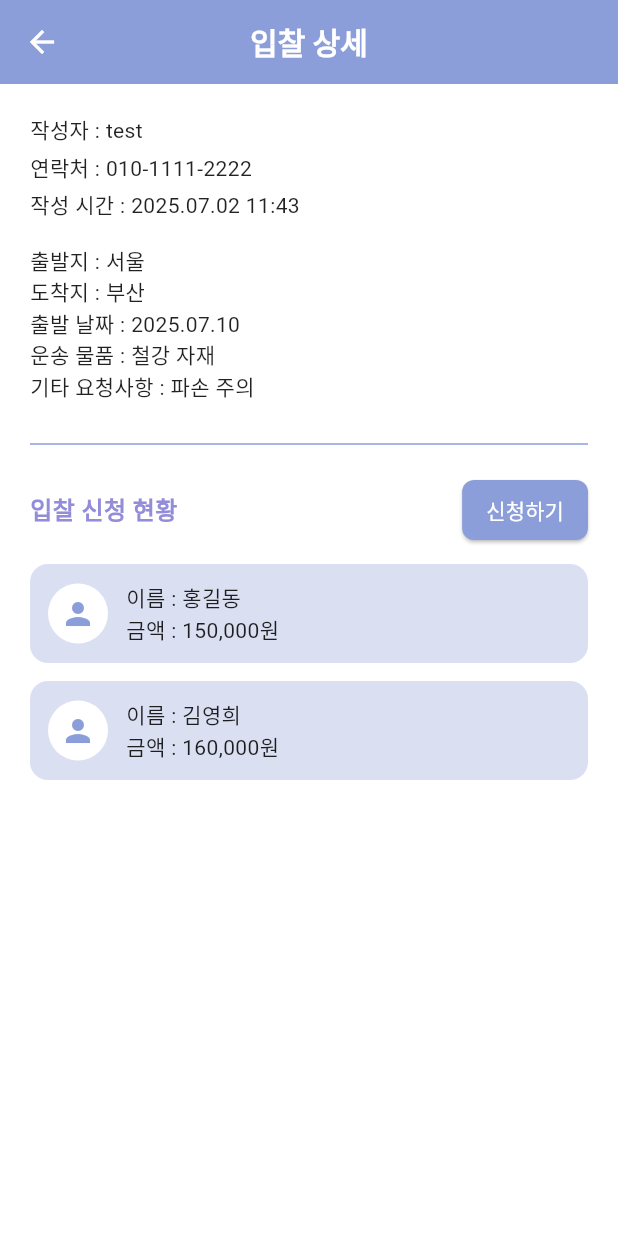
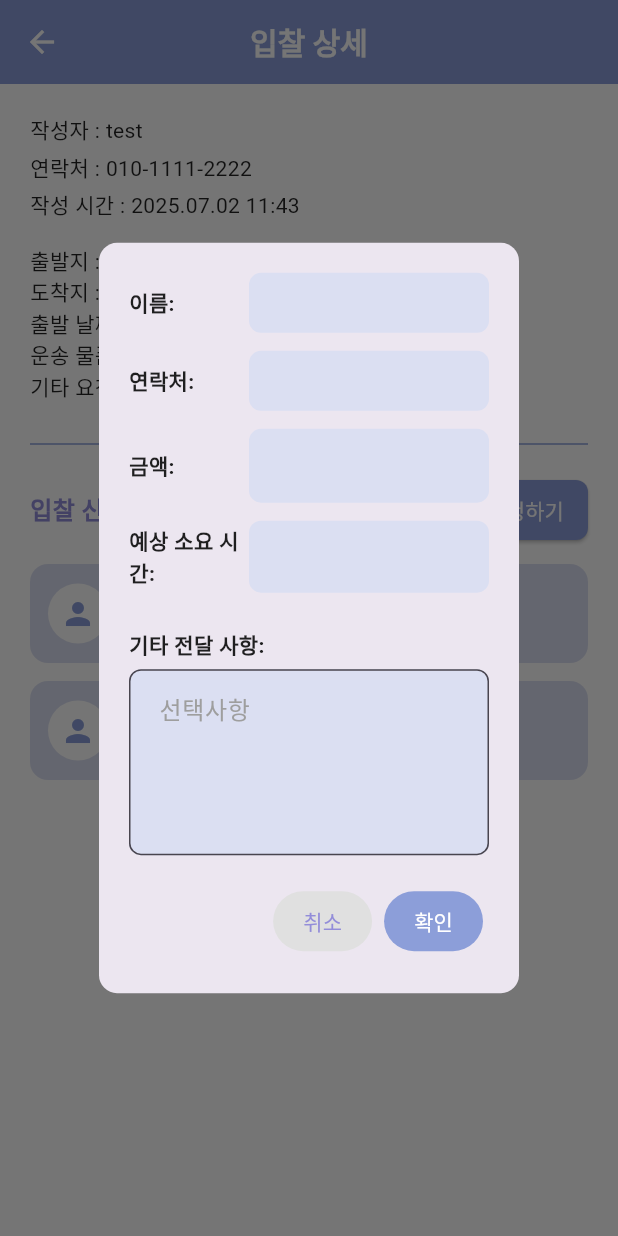
Before and after one commit to shiroHSG/Fastruck, a Flutter app: the CarrierRequestDetailPage screen opened directly, after a tap on "신청하기", on a phone screen of 412 x 824 dp. Run offline on Flutter 3.47's test engine with Material 3 defaults, Android fonts, the light colour scheme and no system bars; our stand-ins replace shared_preferences, table_calendar, webview_flutter; accounts and stored records are empty; Roboto replaces fonts that are missing (GowunGothic).

Commit message:
update carrier_apply_dialog

```diff
--- /dev/null
+++ b/src/main/flutter_app/lib/carrier/carrier_request/bid_apply_dialog.dart
@@ -0,0 +1,174 @@
+import 'package:flutter/material.dart';
+import 'package:shared_preferences/shared_preferences.dart';
+import '../../../app_theme.dart';
+
+class BidApplyDialog extends StatefulWidget {
+  const BidApplyDialog({super.key});
+
+  @override
+  State<BidApplyDialog> createState() => _BidApplyDialogState();
+}
+
+class _BidApplyDialogState extends State<BidApplyDialog> {
+  String name = '';
+  String phone = '';
+
+  // 입력 컨트롤러
+  final TextEditingController priceController = TextEditingController(); // 금액
+  final TextEditingController timeController = TextEditingController();  // 예상 소요 시간
+  final TextEditingController noteController = TextEditingController();  // 기타 전달사항
+
+  @override
+  void initState() {
+    super.initState();
+    _loadUserInfo();
+  }
+
+  Future<void> _loadUserInfo() async {
+    final prefs = await SharedPreferences.getInstance();
+    setState(() {
+      name = prefs.getString('name') ?? '';
+      phone = prefs.getString('phone') ?? '';
+    });
+  }
+
+  @override
+  Widget build(BuildContext context) {
+    return AlertDialog(
+      contentPadding: const EdgeInsets.all(20),
+      shape: RoundedRectangleBorder(borderRadius: BorderRadius.circular(12)),
+      content: SingleChildScrollView(
+        child: Column(
+          mainAxisSize: MainAxisSize.min,
+          children: [
+            _buildHorizontalReadOnlyField('이름', name),
+            _buildHorizontalReadOnlyField('연락처', phone),
+            _buildHorizontalTextField('금액', controller: priceController, suffixText: '원'),
+            _buildHorizontalTextField('예상 소요 시간', controller: timeController),
+            const SizedBox(height: 12),
+            const Align(
+              alignment: Alignment.centerLeft,
+              child: Text('기타 전달 사항:', style: TextStyle(fontWeight: FontWeight.bold)),
+            ),
+            const SizedBox(height: 6),
+            TextField(
+              controller: noteController,
+              maxLines: 4,
+              decoration: InputDecoration(
+                hintText: '선택사항',
+                // 기타 전달사항의 테두리 색상 설정
+                border: OutlineInputBorder(
+                  borderRadius: BorderRadius.circular(8),
+                  borderSide: const BorderSide(color: AppColors.primary),
+                ),
+                focusedBorder: OutlineInputBorder(
+                  borderRadius: BorderRadius.circular(8),
+                  borderSide: const BorderSide(color: AppColors.primary, width: 2),
+                ),
+              ),
+            ),
+          ],
+        ),
+      ),
+      actions: [
+        // 👉 취소 버튼
+        TextButton(
+          onPressed: () => Navigator.pop(context),
+          style: TextButton.styleFrom(
+            backgroundColor: Colors.grey[300],
+            foregroundColor: AppColors.point,
+            padding: const EdgeInsets.symmetric(horizontal: 20),
+          ),
+          child: const Text('취소'),
+        ),
+        // 확인 버튼
+        TextButton(
+          onPressed: () {
+            final bidData = {
+              'name': name,
+              'phone': phone,
+              'price': priceController.text,
+              'time': timeController.text,
+              'note': noteController.text,
+            };
+            Navigator.pop(context, bidData);
+          },
+          style: TextButton.styleFrom(
+            backgroundColor: AppColors.primary,
+            foregroundColor: Colors.white,
+            padding: const EdgeInsets.symmetric(horizontal: 20),
+          ),
+          child: const Text('확인'),
+        ),
+      ],
+    );
+  }
+
+  // 읽기전용 필드 (이름, 연락처)
+  Widget _buildHorizontalReadOnlyField(String label, String value) {
+    return Padding(
+      padding: const EdgeInsets.only(bottom: 12),
+      child: Row(
+        crossAxisAlignment: CrossAxisAlignment.center,
+        children: [
+          // 왼쪽 라벨
+          SizedBox(
+            width: 80,
+            child: Text(
+              '$label:',
+              style: const TextStyle(fontWeight: FontWeight.bold),
+            ),
+          ),
+          // 오른쪽 회색 박스에 텍스트
+          Expanded(
+            child: Container(
+              padding: const EdgeInsets.symmetric(horizontal: 12, vertical: 10),
+              decoration: BoxDecoration(
+                color: AppColors.base,
+                borderRadius: BorderRadius.circular(8),
+              ),
+              child: Text(value),
+            ),
+          ),
+        ],
+      ),
+    );
+  }
+
+  // 입력 필드 (금액, 시간)
+  Widget _buildHorizontalTextField(String label,
+      {required TextEditingController controller, String? suffixText}) {
+    return Padding(
+      padding: const EdgeInsets.only(bottom: 12),
+      child: Row(
+        crossAxisAlignment: CrossAxisAlignment.center,
+        children: [
+          // 왼쪽 라벨
+          SizedBox(
+            width: 80,
+            child: Text(
+              '$label:',
+              style: const TextStyle(fontWeight: FontWeight.bold),
+            ),
+          ),
+          // 오른쪽 입력창
+          Expanded(
+            child: TextField(
+              controller: controller,
+              decoration: InputDecoration(
+                suffixText: suffixText,
+                filled: true,
+                fillColor: AppColors.base,
+                border: OutlineInputBorder(
+                  borderRadius: BorderRadius.circular(8),
+                  borderSide: BorderSide.none,
+                ),
+                contentPadding: const EdgeInsets.symmetric(horizontal: 12, vertical: 12),
+              ),
+            ),
+          ),
+        ],
+      ),
+    );
+  }
+}
--- a/src/main/flutter_app/lib/carrier/carrier_request/request_detail.dart
+++ b/src/main/flutter_app/lib/carrier/carrier_request/request_detail.dart
@@ -1,11 +1,17 @@
 import 'package:flutter/material.dart';
 import '../../../app_theme.dart';
+import 'bid_apply_dialog.dart';
 
-class CarrierRequestDetailPage extends StatelessWidget {
+class CarrierRequestDetailPage extends StatefulWidget {
   const CarrierRequestDetailPage({super.key});
 
-  // 샘플 입찰자 데이터
-  final List<Map<String, String>> bids = const [
+  @override
+  State<CarrierRequestDetailPage> createState() => _CarrierRequestDetailPageState();
+}
+
+class _CarrierRequestDetailPageState extends State<CarrierRequestDetailPage> {
+  // 입찰자 리스트 (상태 변경 가능하게)
+  List<Map<String, String>> bids = [
     {'name': '홍길동', 'price': '150,000원'},
     {'name': '김영희', 'price': '160,000원'},
   ];
@@ -47,10 +53,7 @@ class CarrierRequestDetailPage extends StatelessWidget {
             const SizedBox(height: 20),
 
             // 구분선
-            const Divider(
-              thickness: 1,
-              color: AppColors.primary,
-            ),
+            const Divider(thickness: 1, color: AppColors.primary),
             const SizedBox(height: 12),
 
             // 입찰 신청 현황 헤더
@@ -66,8 +69,20 @@ class CarrierRequestDetailPage extends StatelessWidget {
                   ),
                 ),
                 ElevatedButton(
-                  onPressed: () {
-                    // 입찰 신청 로직 또는 페이지 이동
+                  onPressed: () async {
+                    final result = await showDialog(
+                      context: context,
+                      builder: (_) => const BidApplyDialog(),
+                    );
+
+                    if (result != null && result is Map<String, dynamic>) {
+                      setState(() {
+                        bids.add({
+                          'name': result['name'] ?? '',
+                          'price': result['price'] ?? '',
+                        });
+                      });
+                    }
                   },
                   style: ElevatedButton.styleFrom(
                     backgroundColor: AppColors.primary,
```
